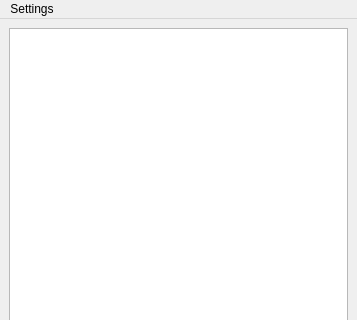
Before: the Qt Designer form UI/mainwindow.ui in skp17/pyCOM, drawn with Qt 5; both pictures show x 0 to 357 and y 0 to 320 of the 357 by 470 pixel window.
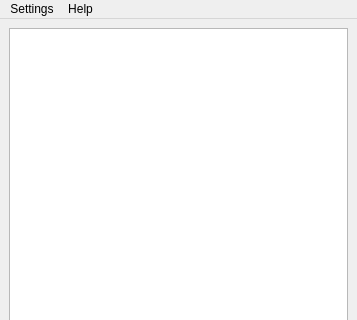
After: the same form once the commit is applied.

Commit message: added About dialog

The edit to the form file:
```diff
--- a/UI/mainwindow.ui
+++ b/UI/mainwindow.ui
@@ -85,7 +85,7 @@
      <x>0</x>
      <y>0</y>
      <width>357</width>
-     <height>21</height>
+     <height>20</height>
     </rect>
    </property>
    <widget class="QMenu" name="menuSettings">
@@ -101,7 +101,14 @@
     </widget>
     <addaction name="menuTheme"/>
    </widget>
+   <widget class="QMenu" name="menuHelp">
+    <property name="title">
+     <string>Help</string>
+    </property>
+    <addaction name="actionAbout"/>
+   </widget>
    <addaction name="menuSettings"/>
+   <addaction name="menuHelp"/>
   </widget>
   <widget class="QStatusBar" name="statusbar"/>
   <action name="actionLight">
```
Left out of the diff: 5 changed lines with no effect on the pictures. The commit also changes 2 other files.
